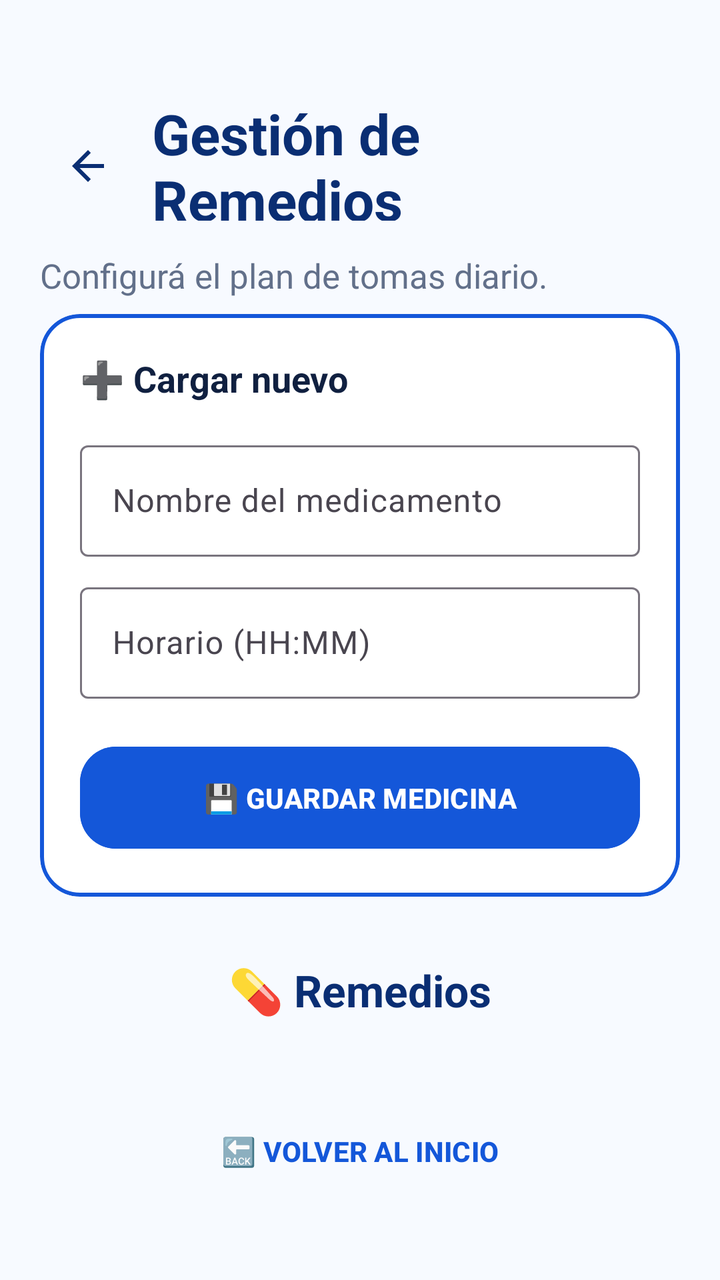
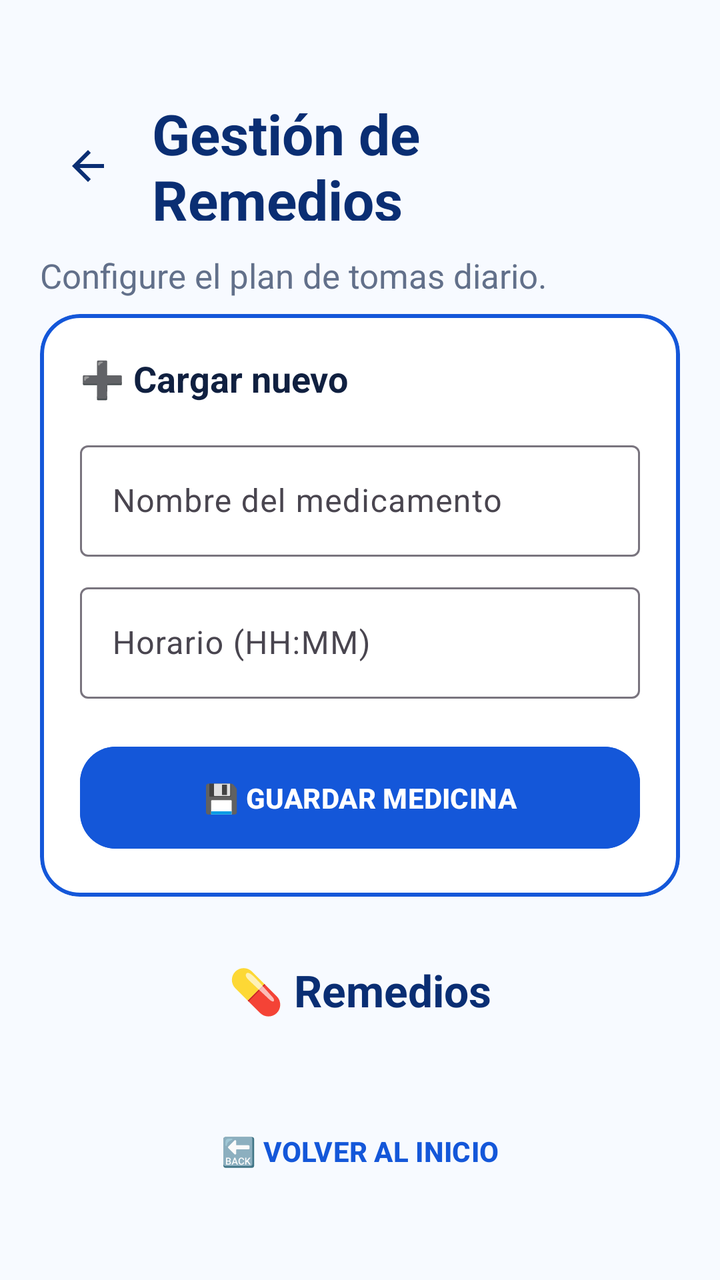

Screens rendered from an Android XML layout before and after an edit, with the pre-edit source and the edit as a unified diff.
<!-- AndroidManifest.xml: application theme Theme.Vitalhome -->
<!-- res/layout/fragment_medicamentos.xml -->
<?xml version="1.0" encoding="utf-8"?>
<androidx.core.widget.NestedScrollView xmlns:android="http://schemas.android.com/apk/res/android"
    xmlns:app="http://schemas.android.com/apk/res-auto"
    android:layout_width="match_parent"
    android:layout_height="match_parent"
    android:background="#F7FAFF"
    android:fillViewport="true">

    <LinearLayout
        android:layout_width="match_parent"
        android:layout_height="wrap_content"
        android:orientation="vertical"
        android:padding="20dp">

        <RelativeLayout
            android:id="@+id/containerHeaderMeds"
            android:layout_width="match_parent"
            android:layout_height="wrap_content"
            android:layout_marginTop="20dp"
            android:paddingBottom="16dp">

            <ImageButton
                android:id="@+id/btnBackArrowMeds"
                android:layout_width="48dp"
                android:layout_height="48dp"
                android:layout_alignParentStart="true"
                android:layout_centerVertical="true"
                android:background="?attr/selectableItemBackgroundBorderless"
                android:src="@drawable/ic_arrow_back"
                app:tint="#0A2E73"
                android:contentDescription="Volver" />

            <TextView
                android:layout_width="wrap_content"
                android:layout_height="wrap_content"
                android:layout_toEndOf="@id/btnBackArrowMeds"
                android:layout_centerVertical="true"
                android:layout_marginStart="8dp"
                android:text="Gestión de Remedios"
                android:textColor="#0A2E73"
                android:textSize="28sp"
                android:textStyle="bold" />
        </RelativeLayout>

        <TextView
            android:layout_width="wrap_content"
            android:layout_height="wrap_content"
            android:text="Configurá el plan de tomas diario."
            android:textColor="#62708A"
            android:textSize="17sp" />

        <com.google.android.material.card.MaterialCardView
            android:id="@+id/cardAddMed"
            android:layout_width="match_parent"
            android:layout_height="wrap_content"
            android:layout_marginTop="8dp"
            app:cardBackgroundColor="#FFFFFF"
            app:cardCornerRadius="20dp"
            app:strokeColor="#1457D9"
            app:strokeWidth="2dp"
            app:cardElevation="0dp">

            <LinearLayout
                android:layout_width="match_parent"
                android:layout_height="wrap_content"
                android:orientation="vertical"
                android:padding="20dp">

                <TextView
                    android:layout_width="wrap_content"
                    android:layout_height="wrap_content"
                    android:text="➕ Cargar nuevo"
                    android:textColor="#102040"
                    android:textSize="18sp"
                    android:textStyle="bold" />

                <com.google.android.material.textfield.TextInputLayout
                    android:layout_width="match_parent"
                    android:layout_height="wrap_content"
                    android:layout_marginTop="16dp"
                    android:hint="Nombre del medicamento"
                    style="@style/Widget.Material3.TextInputLayout.OutlinedBox">
                    <com.google.android.material.textfield.TextInputEditText
                        android:id="@+id/etMedNombre"
                        android:layout_width="match_parent"
                        android:layout_height="wrap_content"
                        android:textColor="#102040" />
                </com.google.android.material.textfield.TextInputLayout>

                <com.google.android.material.textfield.TextInputLayout
                    android:layout_width="match_parent"
                    android:layout_height="wrap_content"
                    android:layout_marginTop="10dp"
                    android:hint="Horario (HH:MM)"
                    style="@style/Widget.Material3.TextInputLayout.OutlinedBox">
                    <com.google.android.material.textfield.TextInputEditText
                        android:id="@+id/etMedHora"
                        android:layout_width="match_parent"
                        android:layout_height="wrap_content"
                        android:focusable="false"
                        android:clickable="true"
                        android:textColor="#102040" />
                </com.google.android.material.textfield.TextInputLayout>

                <Button
                    android:id="@+id/btnGuardarMed"
                    android:layout_width="match_parent"
                    android:layout_height="wrap_content"
                    android:layout_marginTop="20dp"
                    android:backgroundTint="#1457D9"
                    android:padding="16dp"
                    android:text="💾 GUARDAR MEDICINA"
                    android:textColor="#FFFFFF"
                    android:textStyle="bold"
                    app:cornerRadius="18dp" />
            </LinearLayout>
        </com.google.android.material.card.MaterialCardView>

        <TextView
            android:layout_width="wrap_content"
            android:layout_height="wrap_content"
            android:layout_marginTop="32dp"
            android:layout_gravity="center_horizontal"
            android:text="💊 Remedios"
            android:textColor="#0A2E73"
            android:textSize="22sp"
            android:textStyle="bold" />

        <androidx.recyclerview.widget.RecyclerView
            android:id="@+id/rvMedicamentos"
            android:layout_width="match_parent"
            android:layout_height="wrap_content"
            android:layout_marginTop="12dp"
            android:nestedScrollingEnabled="false" />

        <Button
            android:id="@+id/btnVolverMeds"
            style="@style/Widget.Material3.Button.TextButton"
            android:layout_width="match_parent"
            android:layout_height="wrap_content"
            android:layout_marginTop="30dp"
            android:layout_marginBottom="100dp"
            android:text="🔙 VOLVER AL INICIO"
            android:textColor="#1457D9"
            android:textStyle="bold" />

    </LinearLayout>
</androidx.core.widget.NestedScrollView>
<!-- resources referenced by this layout -->
<resources>
  <!-- drawable ic_arrow_back (drawable) -->
  <?xml version="1.0" encoding="utf-8"?>
  <vector xmlns:android="http://schemas.android.com/apk/res/android"
      android:width="24dp"
      android:height="24dp"
      android:viewportWidth="24"
      android:viewportHeight="24">
      <path
          android:fillColor="#0A2E73"
          android:pathData="M20,11H7.83l5.59,-5.59L12,4l-8,8 8,8 1.41,-1.41L7.83,13H20v-2z"/>
  </vector>
  <style name="Theme.Vitalhome" parent="Base.Theme.Vitalhome" />
  <style name="Base.Theme.Vitalhome" parent="Theme.Material3.Light.NoActionBar">
          <item name="colorPrimary">#1457D9</item>
          <item name="android:windowBackground">#F7FAFF</item>
          <item name="android:statusBarColor">#FFFFFF</item>
          <item name="android:windowLightStatusBar">true</item>
      </style>
</resources>

<!-- the commit's change to res/layout/fragment_medicamentos.xml (unified diff, before → after) -->
@@ -28,7 +28,7 @@
                 android:background="?attr/selectableItemBackgroundBorderless"
                 android:src="@drawable/ic_arrow_back"
                 app:tint="#0A2E73"
-                android:contentDescription="Volver" />
+                android:contentDescription="@string/btn_back_to_start" />
 
             <TextView
                 android:layout_width="wrap_content"
@@ -36,7 +36,7 @@
                 android:layout_toEndOf="@id/btnBackArrowMeds"
                 android:layout_centerVertical="true"
                 android:layout_marginStart="8dp"
-                android:text="Gestión de Remedios"
+                android:text="@string/title_remedies_management"
                 android:textColor="#0A2E73"
                 android:textSize="28sp"
                 android:textStyle="bold" />
@@ -45,7 +45,7 @@
         <TextView
             android:layout_width="wrap_content"
             android:layout_height="wrap_content"
-            android:text="Configurá el plan de tomas diario."
+            android:text="@string/sub_remedies_management"
             android:textColor="#62708A"
             android:textSize="17sp" />
 
@@ -69,7 +69,7 @@
                 <TextView
                     android:layout_width="wrap_content"
                     android:layout_height="wrap_content"
-                    android:text="➕ Cargar nuevo"
+                    android:text="@string/title_add_new_med"
                     android:textColor="#102040"
                     android:textSize="18sp"
                     android:textStyle="bold" />
@@ -78,7 +78,7 @@
                     android:layout_width="match_parent"
                     android:layout_height="wrap_content"
                     android:layout_marginTop="16dp"
-                    android:hint="Nombre del medicamento"
+                    android:hint="@string/hint_med_name"
                     style="@style/Widget.Material3.TextInputLayout.OutlinedBox">
                     <com.google.android.material.textfield.TextInputEditText
                         android:id="@+id/etMedNombre"
@@ -91,7 +91,7 @@
                     android:layout_width="match_parent"
                     android:layout_height="wrap_content"
                     android:layout_marginTop="10dp"
-                    android:hint="Horario (HH:MM)"
+                    android:hint="@string/hint_med_time"
                     style="@style/Widget.Material3.TextInputLayout.OutlinedBox">
                     <com.google.android.material.textfield.TextInputEditText
                         android:id="@+id/etMedHora"
@@ -109,7 +109,7 @@
                     android:layout_marginTop="20dp"
                     android:backgroundTint="#1457D9"
                     android:padding="16dp"
-                    android:text="💾 GUARDAR MEDICINA"
+                    android:text="@string/btn_save_med"
                     android:textColor="#FFFFFF"
                     android:textStyle="bold"
                     app:cornerRadius="18dp" />
@@ -121,7 +121,7 @@
             android:layout_height="wrap_content"
             android:layout_marginTop="32dp"
             android:layout_gravity="center_horizontal"
-            android:text="💊 Remedios"
+            android:text="@string/title_remedies"
             android:textColor="#0A2E73"
             android:textSize="22sp"
             android:textStyle="bold" />
@@ -140,7 +140,7 @@
             android:layout_height="wrap_content"
             android:layout_marginTop="30dp"
             android:layout_marginBottom="100dp"
-            android:text="🔙 VOLVER AL INICIO"
+            android:text="@string/btn_back_to_start"
             android:textColor="#1457D9"
             android:textStyle="bold" />
 
<!-- resource entries referenced after the edit -->
@@ -11,6 +11,14 @@
           android:fillColor="#0A2E73"
           android:pathData="M20,11H7.83l5.59,-5.59L12,4l-8,8 8,8 1.41,-1.41L7.83,13H20v-2z"/>
   </vector>
+  <string name="btn_back_to_start">🔙 VOLVER AL INICIO</string>
+  <string name="btn_save_med">💾 GUARDAR MEDICINA</string>
+  <string name="hint_med_name">Nombre del medicamento</string>
+  <string name="hint_med_time">Horario (HH:MM)</string>
+  <string name="sub_remedies_management">Configure el plan de tomas diario.</string>
+  <string name="title_add_new_med">➕ Cargar nuevo</string>
+  <string name="title_remedies">💊 Remedios</string>
+  <string name="title_remedies_management">Gestión de Remedios</string>
   <style name="Theme.Vitalhome" parent="Base.Theme.Vitalhome" />
   <style name="Base.Theme.Vitalhome" parent="Theme.Material3.Light.NoActionBar">
           <item name="colorPrimary">#1457D9</item>
